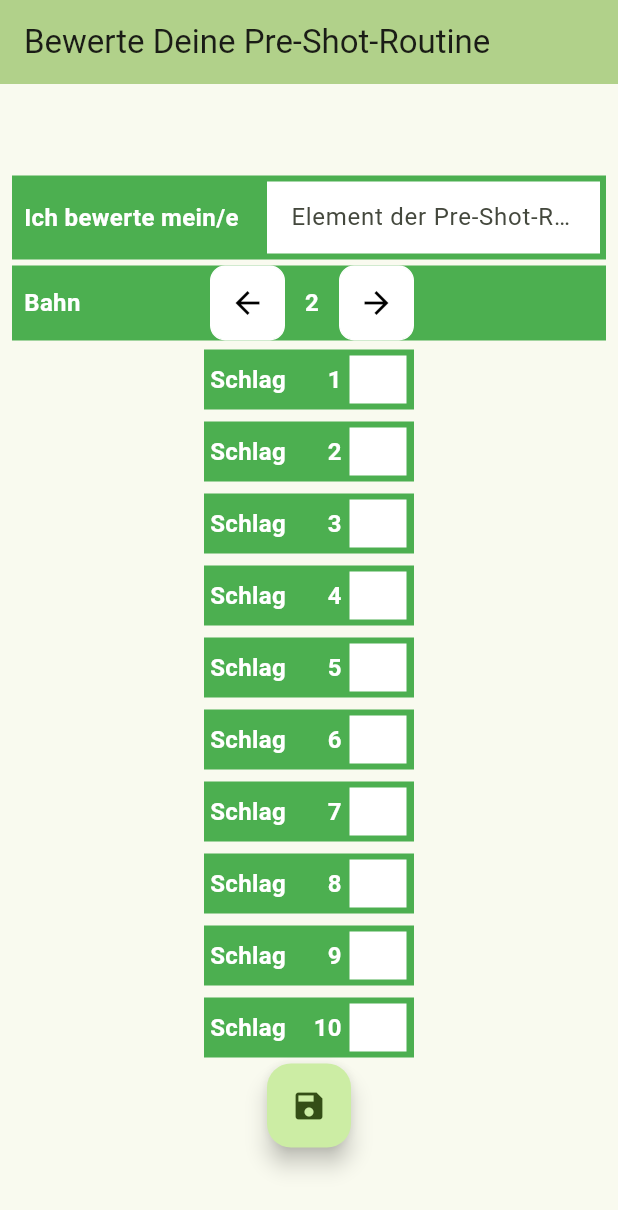
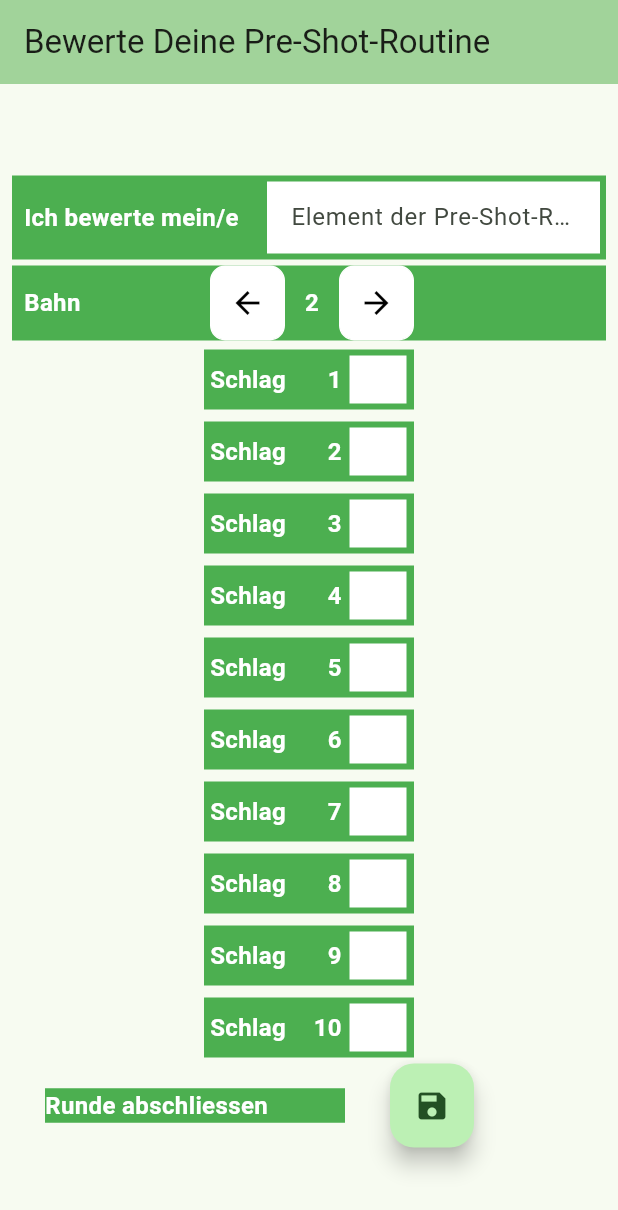
Before and after one commit to chrbuchsteiner61/valuation_pre_shot, a Flutter app: the screen it shows after launch, on a phone screen of 412 x 824 dp. Shown: the top 1210 px of the screen. Run offline on Flutter 3.47's test engine with Material 3 defaults, Android fonts, the phone set to English and light mode, and no system bars.

Commit message:
themedata adjustments

```diff
--- a/lib/main.dart
+++ b/lib/main.dart
@@ -14,23 +14,15 @@ class MyApp extends StatelessWidget {
     return MaterialApp(
       title: 'Flutter Demo',
       theme: ThemeData(
-        // This is the theme of your application.
-        //
-        // TRY THIS: Try running your application with "flutter run". You'll see
-        // the application has a purple toolbar. Then, without quitting the app,
-        // try changing the seedColor in the colorScheme below to Colors.green
-        // and then invoke "hot reload" (save your changes or press the "hot
-        // reload" button in a Flutter-supported IDE, or press "r" if you used
-        // the command line to start the app).
-        //
-        // Notice that the counter didn't reset back to zero; the application
-        // state is not lost during the reload. To reset the state, use hot
-        // restart instead.
-        //
-        // This works for code too, not just values: Most code changes can be
-        // tested with just a hot reload.
-        colorScheme: ColorScheme.fromSeed(seedColor: Colors.lightGreenAccent),
+        colorScheme: ColorScheme.fromSeed(
+          seedColor: Colors.green,
+          primary: Colors.green,
+        ),
         useMaterial3: true,
+        textTheme: TextTheme(
+          bodyMedium: const TextStyle(
+              fontSize: 16, fontWeight: FontWeight.w600, color: Colors.white),
+        ),
       ),
       home: const MyHomePage(title: 'Bewerte Deine Pre-Shot-Routine'),
     );
@@ -56,19 +48,17 @@ class MyHomePage extends StatefulWidget {
 }
 
 class _MyHomePageState extends State<MyHomePage> {
-
   @override
   Widget build(BuildContext context) {
-
     return Scaffold(
         appBar: AppBar(
-
           backgroundColor: Theme.of(context).colorScheme.inversePrimary,
           // Here we take the value from the MyHomePage object that was created by
           // the App.build method, and use it to set our appbar title.
           title: Text(widget.title),
         ),
-      body: UiMockup()// This trailing comma makes auto-formatting nicer for build methods.
+        body:
+            UiMockup() // This trailing comma makes auto-formatting nicer for build methods.
         );
   }
 }
--- a/lib/ui_mockup/colored_container.dart
+++ b/lib/ui_mockup/colored_container.dart
@@ -5,14 +5,15 @@ class ColoredContainer extends StatelessWidget {
 
   ColoredContainer({super.key, required this.aWidget});
 
-  Color backgroundColor = Colors.green;
+  //Color backgroundColor = Colors.green;
 
   @override
   Widget build(BuildContext context) {
     return Padding(
       padding: const EdgeInsets.symmetric(horizontal: 8, vertical: 2),
       child: Container(
-        color: backgroundColor,
+        //color: backgroundColor,
+        color: Theme.of(context).colorScheme.primary,
         child: aWidget,
       ),
     );
--- a/lib/ui_mockup/save_your_round.dart
+++ b/lib/ui_mockup/save_your_round.dart
@@ -1,4 +1,5 @@
 import 'package:flutter/material.dart';
+import 'package:valuation_pre_shot/ui_mockup/styled_text.dart';
 
 class SaveYourRound extends StatelessWidget {
   const SaveYourRound({super.key});
@@ -9,10 +10,30 @@ class SaveYourRound extends StatelessWidget {
 
   @override
   Widget build(BuildContext context) {
-    return FloatingActionButton(
-      onPressed: _incrementCounter,
-      tooltip: 'Increment',
-      child: const Icon(Icons.save),
+    return Row(
+      children: <Widget>[
+        Container(
+          color: Colors.white,
+          width: 30,
+        ),
+        Container(
+          color: Theme.of(context).colorScheme.primary,
+          child: StyledText(
+            aText: 'Runde abschliessen ',
+            aWidth: 200,
+            aLignment: 'left',
+          ),
+        ),
+        Container(
+          color: Colors.white,
+          width: 30,
+        ),
+        FloatingActionButton(
+          onPressed: _incrementCounter,
+          tooltip: 'Increment',
+          child: const Icon(Icons.save),
+        ),
+      ],
     );
   }
 }
--- a/lib/ui_mockup/single_valuation.dart
+++ b/lib/ui_mockup/single_valuation.dart
@@ -13,7 +13,7 @@ class SingleValuation extends StatelessWidget {
   Widget build(BuildContext context) {
     return Center(
       child: Container(
-        color: Colors.green,
+        color: Theme.of(context).colorScheme.primary,
         width: 140,
         height: 40,
         margin: const EdgeInsets.all(4),
--- a/lib/ui_mockup/styled_text.dart
+++ b/lib/ui_mockup/styled_text.dart
@@ -6,11 +6,12 @@ class StyledText extends StatelessWidget {
   String aLignment;
   TextAlign theAlignment = TextAlign.left;
 
-  StyledText({super.key, required this.aText, required this.aWidth,
-  required this.aLignment})
-  {
-    switch (aLignment)
-    {
+  StyledText(
+      {super.key,
+      required this.aText,
+      required this.aWidth,
+      required this.aLignment}) {
+    switch (aLignment) {
       case 'left':
         this.theAlignment = TextAlign.left;
       case 'center':
@@ -20,20 +21,14 @@ class StyledText extends StatelessWidget {
     }
   }
 
-  TextStyle normalTextStyle =
-      const TextStyle(fontSize: 16, fontWeight: FontWeight.w600, color: Colors.white);
-
-  // Ausrichtung TextAlign
-
-
   @override
   Widget build(BuildContext context) {
-    return
-      Container(
+    return Container(
       width: aWidth,
       child: Text(
         aText,
-      style: normalTextStyle,
+        //style: normalTextStyle,
+        style: Theme.of(context).textTheme.bodyMedium,
         textAlign: theAlignment,
       ),
     );
```
Lines whose indentation alone changed are shown as unchanged.
